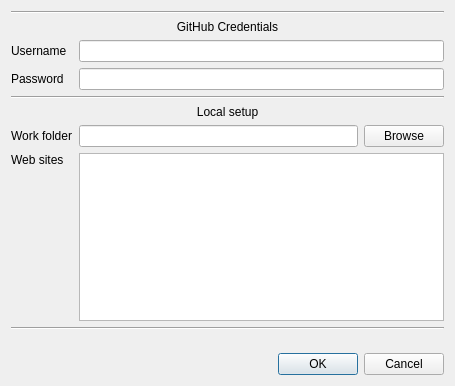
shotgunsoftware/sg-automation, file SG_Automation/prefsGUI.ui: the form before one commit.
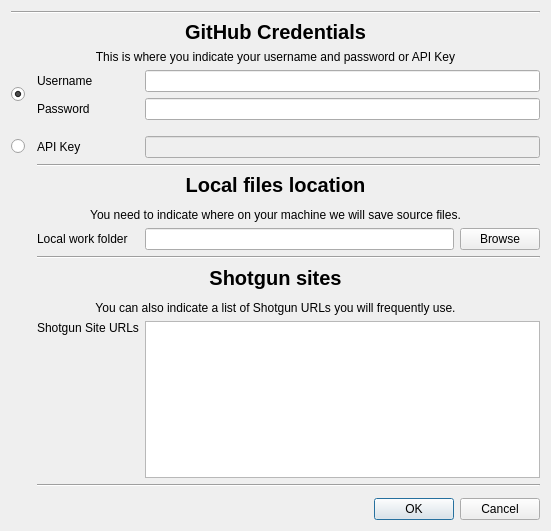
The form after the commit.

Commit message: Added support for API Keys in preferences + improved hints for user + added default work folder and targets + changed name of preference file

The edit to the form file:
```diff
--- a/SG_Automation/prefsGUI.ui
+++ b/SG_Automation/prefsGUI.ui
@@ -6,8 +6,8 @@
    <rect>
     <x>0</x>
     <y>0</y>
-    <width>455</width>
-    <height>386</height>
+    <width>551</width>
+    <height>531</height>
    </rect>
   </property>
   <property name="windowTitle">
@@ -35,6 +35,13 @@
      </item>
      <item>
       <widget class="QLabel" name="label">
+       <property name="font">
+        <font>
+         <pointsize>15</pointsize>
+         <weight>75</weight>
+         <bold>true</bold>
+        </font>
+       </property>
        <property name="text">
         <string>GitHub Credentials</string>
        </property>
@@ -43,103 +50,263 @@
        </property>
       </widget>
      </item>
+     <item>
+      <widget class="QLabel" name="label_8">
+       <property name="text">
+        <string>This is where you indicate your username and password or API Key</string>
+       </property>
+       <property name="alignment">
+        <set>Qt::AlignCenter</set>
+       </property>
+      </widget>
+     </item>
      <item>
       <layout class="QGridLayout" name="gridLayout_2">
-       <item row="9" column="0">
-        <spacer name="verticalSpacer">
-         <property name="orientation">
-          <enum>Qt::Vertical</enum>
-         </property>
-         <property name="sizeHint" stdset="0">
-          <size>
-           <width>20</width>
-           <height>40</height>
-          </size>
-         </property>
-        </spacer>
-       </item>
-       <item row="6" column="0">
-        <widget class="QLabel" name="label_6">
-         <property name="text">
-          <string>Web sites</string>
-         </property>
-         <property name="alignment">
-          <set>Qt::AlignLeading|Qt::AlignLeft|Qt::AlignTop</set>
-         </property>
-        </widget>
-       </item>
-       <item row="5" column="1">
+       <item row="11" column="2">
         <widget class="QLineEdit" name="workFolderEdit"/>
        </item>
-       <item row="5" column="0">
+       <item row="11" column="1">
         <widget class="QLabel" name="label_5">
          <property name="text">
-          <string>Work folder</string>
+          <string>Local work folder</string>
          </property>
         </widget>
        </item>
-       <item row="2" column="0">
-        <widget class="QLabel" name="label_3">
+       <item row="1" column="0" rowspan="2">
+        <widget class="QRadioButton" name="credsRadioButton">
          <property name="text">
-          <string>Password</string>
+          <string/>
          </property>
+         <property name="checked">
+          <bool>true</bool>
+         </property>
         </widget>
        </item>
-       <item row="1" column="0">
-        <widget class="QLabel" name="label_2">
+       <item row="16" column="1">
+        <widget class="QLabel" name="label_6">
          <property name="text">
-          <string>Username</string>
+          <string>Shotgun Site URLs</string>
          </property>
+         <property name="alignment">
+          <set>Qt::AlignLeading|Qt::AlignLeft|Qt::AlignTop</set>
+         </property>
         </widget>
        </item>
-       <item row="5" column="2">
+       <item row="19" column="1">
+        <spacer name="verticalSpacer">
+         <property name="orientation">
+          <enum>Qt::Vertical</enum>
+         </property>
+         <property name="sizeHint" stdset="0">
+          <size>
+           <width>20</width>
+           <height>40</height>
+          </size>
+         </property>
+        </spacer>
+       </item>
+       <item row="11" column="3">
         <widget class="QPushButton" name="browseButton">
          <property name="text">
           <string>Browse</string>
          </property>
         </widget>
        </item>
-       <item row="1" column="1" colspan="2">
+       <item row="1" column="2" colspan="2">
         <widget class="QLineEdit" name="userNameEdit"/>
        </item>
-       <item row="2" column="1" colspan="2">
+       <item row="2" column="2" colspan="2">
         <widget class="QLineEdit" name="userPasswordEdit">
          <property name="echoMode">
           <enum>QLineEdit::Password</enum>
          </property>
         </widget>
        </item>
-       <item row="4" column="0" colspan="3">
+       <item row="5" column="2" colspan="2">
+        <widget class="QLineEdit" name="apiKeyEdit">
+         <property name="enabled">
+          <bool>false</bool>
+         </property>
+        </widget>
+       </item>
+       <item row="5" column="0">
+        <widget class="QRadioButton" name="apiKeyRadioButton">
+         <property name="text">
+          <string/>
+         </property>
+        </widget>
+       </item>
+       <item row="9" column="0" colspan="4">
+        <widget class="QLabel" name="label_9">
+         <property name="text">
+          <string>You need to indicate where on your machine we will save source files.</string>
+         </property>
+         <property name="alignment">
+          <set>Qt::AlignCenter</set>
+         </property>
+        </widget>
+       </item>
+       <item row="4" column="2">
+        <spacer name="verticalSpacer_7">
+         <property name="orientation">
+          <enum>Qt::Vertical</enum>
+         </property>
+         <property name="sizeHint" stdset="0">
+          <size>
+           <width>20</width>
+           <height>40</height>
+          </size>
+         </property>
+        </spacer>
+       </item>
+       <item row="1" column="1">
+        <widget class="QLabel" name="label_2">
+         <property name="text">
+          <string>Username</string>
+         </property>
+        </widget>
+       </item>
+       <item row="15" column="0" colspan="4">
+        <widget class="QLabel" name="label_10">
+         <property name="text">
+          <string>You can also indicate a list of Shotgun URLs you will frequently use.</string>
+         </property>
+         <property name="alignment">
+          <set>Qt::AlignCenter</set>
+         </property>
+        </widget>
+       </item>
+       <item row="13" column="0" colspan="4">
+        <widget class="QLabel" name="label_11">
+         <property name="font">
+          <font>
+           <pointsize>15</pointsize>
+           <weight>75</weight>
+           <bold>true</bold>
+          </font>
+         </property>
+         <property name="text">
+          <string>Shotgun sites</string>
+         </property>
+         <property name="alignment">
+          <set>Qt::AlignCenter</set>
+         </property>
+        </widget>
+       </item>
+       <item row="14" column="0">
+        <spacer name="verticalSpacer_5">
+         <property name="orientation">
+          <enum>Qt::Vertical</enum>
+         </property>
+         <property name="sizeHint" stdset="0">
+          <size>
+           <width>20</width>
+           <height>40</height>
+          </size>
+         </property>
+        </spacer>
+       </item>
+       <item row="8" column="0">
+        <spacer name="verticalSpacer_4">
+         <property name="orientation">
+          <enum>Qt::Vertical</enum>
+         </property>
+         <property name="sizeHint" stdset="0">
+          <size>
+           <width>20</width>
+           <height>40</height>
+          </size>
+         </property>
+        </spacer>
+       </item>
+       <item row="12" column="1" colspan="3">
+        <widget class="Line" name="line_4">
+         <property name="orientation">
+          <enum>Qt::Horizontal</enum>
+         </property>
+        </widget>
+       </item>
+       <item row="7" column="0" colspan="4">
         <widget class="QLabel" name="label_4">
+         <property name="font">
+          <font>
+           <pointsize>15</pointsize>
+           <weight>75</weight>
+           <bold>true</bold>
+          </font>
+         </property>
          <property name="text">
-          <string>Local setup</string>
+          <string>Local files location</string>
          </property>
          <property name="alignment">
           <set>Qt::AlignCenter</set>
          </property>
         </widget>
        </item>
-       <item row="6" column="1" colspan="2">
+       <item row="12" column="0">
+        <spacer name="verticalSpacer_3">
+         <property name="orientation">
+          <enum>Qt::Vertical</enum>
+         </property>
+         <property name="sizeHint" stdset="0">
+          <size>
+           <width>20</width>
+           <height>40</height>
+          </size>
+         </property>
+        </spacer>
+       </item>
+       <item row="2" column="1">
+        <widget class="QLabel" name="label_3">
+         <property name="text">
+          <string>Password</string>
+         </property>
+        </widget>
+       </item>
+       <item row="16" column="2" colspan="2">
         <widget class="QTextBrowser" name="sitesList">
          <property name="readOnly">
           <bool>false</bool>
          </property>
         </widget>
        </item>
-       <item row="3" column="0" colspan="3">
+       <item row="6" column="1" colspan="3">
         <widget class="Line" name="line">
          <property name="orientation">
           <enum>Qt::Horizontal</enum>
          </property>
         </widget>
        </item>
-       <item row="7" column="0" colspan="3">
+       <item row="17" column="1" colspan="3">
         <widget class="Line" name="line_2">
          <property name="orientation">
           <enum>Qt::Horizontal</enum>
          </property>
         </widget>
        </item>
+       <item row="5" column="1">
+        <widget class="QLabel" name="label_7">
+         <property name="enabled">
+          <bool>true</bool>
+         </property>
+         <property name="text">
+          <string>API Key</string>
+         </property>
+        </widget>
+       </item>
+       <item row="3" column="2">
+        <spacer name="verticalSpacer_6">
+         <property name="orientation">
+          <enum>Qt::Vertical</enum>
+         </property>
+         <property name="sizeHint" stdset="0">
+          <size>
+           <width>20</width>
+           <height>40</height>
+          </size>
+         </property>
+        </spacer>
+       </item>
       </layout>
      </item>
     </layout>
```
The commit also changes 2 other files.
